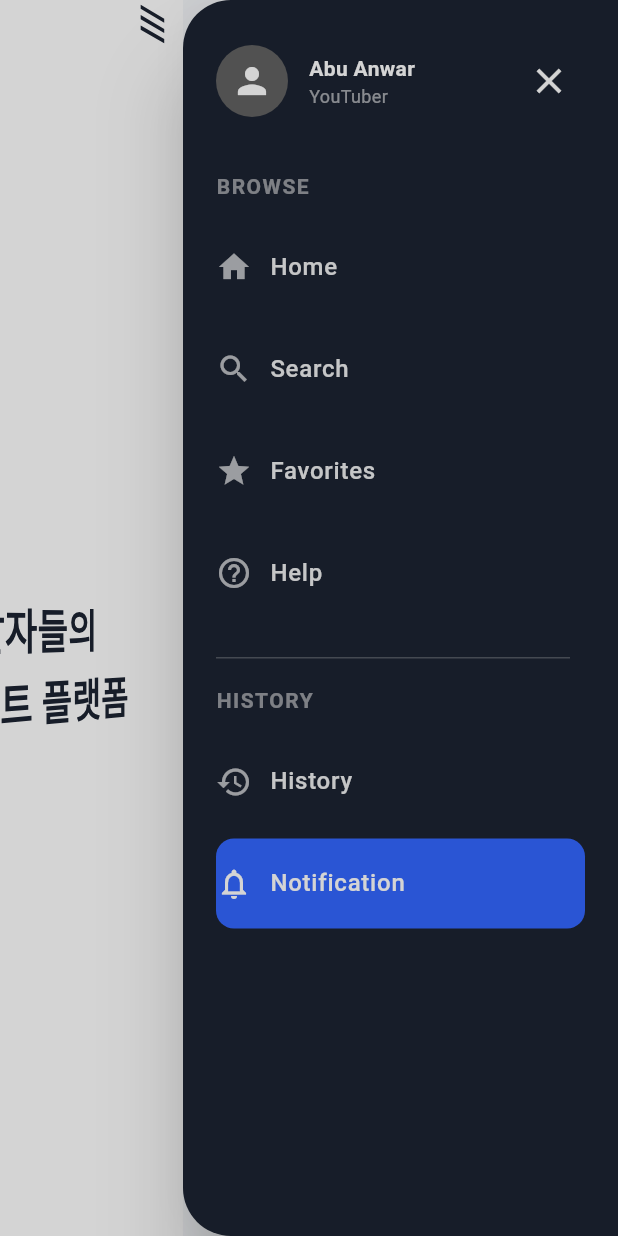
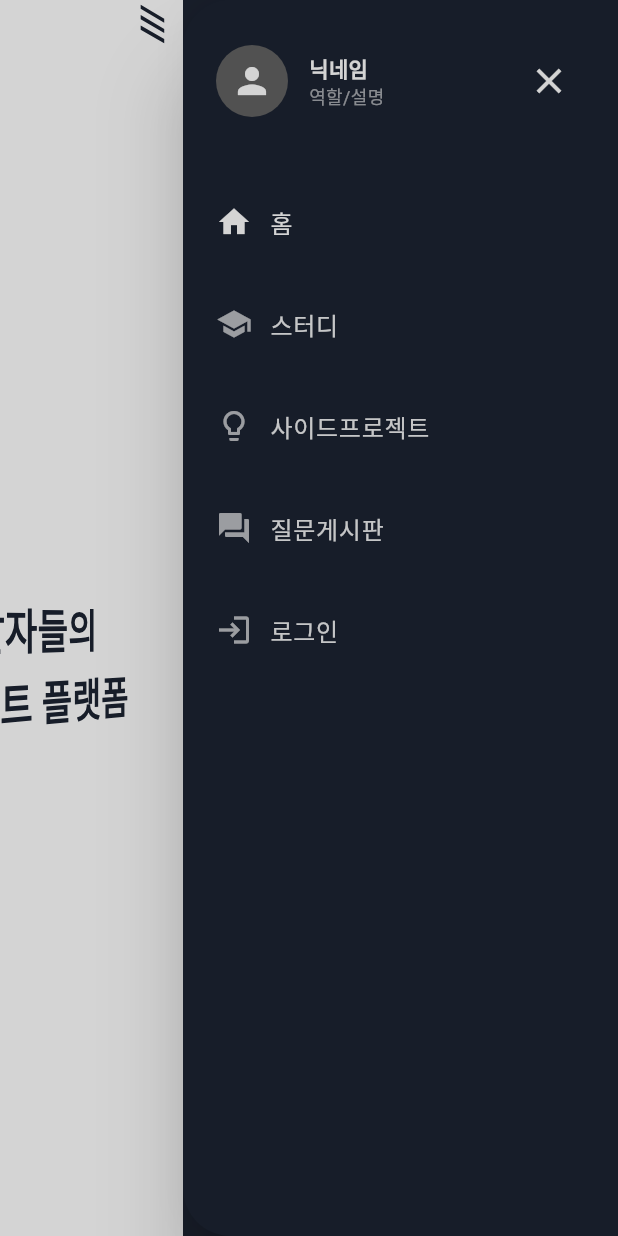
Before and after one commit to Afterburner2024/Afterburner-Flutter, a Flutter app: the screen it shows after launch, after a tap on the "menu" icon, on a phone screen of 412 x 824 dp. Run offline on Flutter 3.47's test engine with Material 3 defaults, Android fonts, the phone set to English and light mode, and no system bars; our stand-ins replace firebase_core; accounts and stored records are empty; Roboto replaces fonts that are missing (NotoSans).

Commit message:
사이드 바 카테고리 수정

```diff
--- a/lib/screens/main_page.dart
+++ b/lib/screens/main_page.dart
@@ -41,7 +41,7 @@ class _MainPageState extends State<MainPage> with SingleTickerProviderStateMixin
   @override
   Widget build(BuildContext context) {
     return Scaffold(
-      backgroundColor: AppTheme.mainBackground,
+      backgroundColor: AppTheme.sidebarBackground,
       body: SafeArea(
         child: Stack(
           children: [
@@ -72,7 +72,17 @@ class _MainPageState extends State<MainPage> with SingleTickerProviderStateMixin
                   child: child!,
                 );
               },
-              child: CustomSidebar(onClose: _toggleDrawer),
+              child: CustomSidebar(
+                onClose: _toggleDrawer,
+                onNavigate: (route) {
+                  if (ModalRoute.of(context)?.settings.name != route) {
+                    Navigator.of(context).pushReplacementNamed(route);
+                  }
+                  // 사이드바 닫기까지 원하면 아래처럼:
+                  _toggleDrawer();
+                },
+                currentRoute: ModalRoute.of(context)?.settings.name ?? '/',
+              ),
             ),
             if (isOpen)
               GestureDetector(
--- a/lib/widgets/custom_sidebar.dart
+++ b/lib/widgets/custom_sidebar.dart
@@ -4,7 +4,15 @@ import '../theme/app_theme.dart';
 
 class CustomSidebar extends StatelessWidget {
   final VoidCallback onClose;
-  const CustomSidebar({super.key, required this.onClose});
+  final void Function(String route) onNavigate;
+  final String currentRoute;
+
+  const CustomSidebar({
+    super.key,
+    required this.onClose,
+    required this.onNavigate,
+    required this.currentRoute,
+  });
 
   @override
   Widget build(BuildContext context) {
@@ -34,8 +42,8 @@ class CustomSidebar extends StatelessWidget {
                   child: Column(
                     crossAxisAlignment: CrossAxisAlignment.start,
                     children: const [
-                      Text("Abu Anwar", style: TextStyle(color: Colors.white, fontWeight: FontWeight.bold)),
-                      Text("YouTuber", style: TextStyle(color: Colors.white60, fontSize: 12)),
+                      Text("닉네임", style: TextStyle(color: Colors.white, fontWeight: FontWeight.bold)),
+                      Text("역할/설명", style: TextStyle(color: Colors.white60, fontSize: 12)),
                     ],
                   ),
                 ),
@@ -46,19 +54,36 @@ class CustomSidebar extends StatelessWidget {
               ],
             ),
             const SizedBox(height: 36),
-            const Text("BROWSE", style: TextStyle(color: Colors.white54, letterSpacing: 1.0, fontWeight: FontWeight.bold)),
-            const SizedBox(height: 10),
-            const SidebarItem(icon: Icons.home, text: "Home"),
-            const SidebarItem(icon: Icons.search, text: "Search"),
-            const SidebarItem(icon: Icons.star, text: "Favorites"),
-            const SidebarItem(icon: Icons.help_outline, text: "Help"),
-            const SizedBox(height: 22),
-            const Divider(color: Colors.white24, height: 1, thickness: 1, endIndent: 10),
-            const SizedBox(height: 18),
-            const Text("HISTORY", style: TextStyle(color: Colors.white54, letterSpacing: 1.0, fontWeight: FontWeight.bold)),
-            const SizedBox(height: 10),
-            const SidebarItem(icon: Icons.history, text: "History"),
-            const SidebarItem(icon: Icons.notifications_none, text: "Notification", selected: true),
+            SidebarItem(
+              icon: Icons.home,
+              text: "홈",
+              selected: currentRoute == '/',
+              onTap: () => onNavigate('/'),
+            ),
+            SidebarItem(
+              icon: Icons.school,
+              text: "스터디",
+              selected: currentRoute == '/study',
+              onTap: () => onNavigate('/study'),
+            ),
+            SidebarItem(
+              icon: Icons.lightbulb_outline,
+              text: "사이드프로젝트",
+              selected: currentRoute == '/sideproject',
+              onTap: () => onNavigate('/sideproject'),
+            ),
+            SidebarItem(
+              icon: Icons.forum,
+              text: "질문게시판",
+              selected: currentRoute == '/qna',
+              onTap: () => onNavigate('/qna'),
+            ),
+            SidebarItem(
+              icon: Icons.login,
+              text: "로그인",
+              selected: currentRoute == '/login',
+              onTap: () => onNavigate('/login'),
+            ),
             const Expanded(child: SizedBox()),
           ],
         ),
--- a/lib/widgets/main_content.dart
+++ b/lib/widgets/main_content.dart
@@ -17,7 +17,7 @@ class MainContent extends StatelessWidget {
               children: [
                 Expanded(child: Container()),
                 IconButton(
-                  icon: Icon(Icons.menu, size: 32, color: AppTheme.mainText), // ⭐️
+                  icon: Icon(Icons.menu, size: 32, color: AppTheme.mainText),
                   onPressed: onMenuTap,
                 ),
                 const SizedBox(width: 8),
--- a/lib/widgets/sidebar_item.dart
+++ b/lib/widgets/sidebar_item.dart
@@ -5,10 +5,13 @@ class SidebarItem extends StatelessWidget {
   final IconData icon;
   final String text;
   final bool selected;
+  final VoidCallback onTap; // ← 추가
+
   const SidebarItem({
     super.key,
     required this.icon,
     required this.text,
+    required this.onTap, // ← 추가
     this.selected = false,
   });
 
@@ -16,16 +19,10 @@ class SidebarItem extends StatelessWidget {
   Widget build(BuildContext context) {
     return Container(
       margin: const EdgeInsets.symmetric(vertical: 4),
-      decoration: selected
-          ? BoxDecoration(
-        color: AppTheme.sidebarSelected,
-        borderRadius: BorderRadius.circular(12),
-      )
-          : null,
       child: ListTile(
         leading: Icon(
           icon,
-          color: selected ? AppTheme.sidebarIcon : AppTheme.sidebarIconUnselected, // ⭐️
+          color: selected ? AppTheme.sidebarIcon : AppTheme.sidebarIconUnselected,
         ),
         title: Text(
           text,
@@ -36,7 +33,7 @@ class SidebarItem extends StatelessWidget {
             fontWeight: FontWeight.w500,
           ),
         ),
-        onTap: () {},
+        onTap: onTap, // ← 수정
         contentPadding: const EdgeInsets.symmetric(horizontal: 0, vertical: 2),
         horizontalTitleGap: 12,
       ),
```
Also changed, not shown: lib/widgets/rotating_cube.dart (added, +118 -0 lines).
